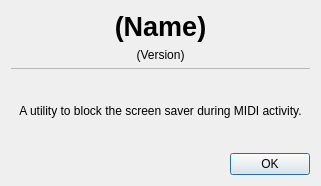
Qt form about_dialog.ui (jpcima/midiwake) before a commit.
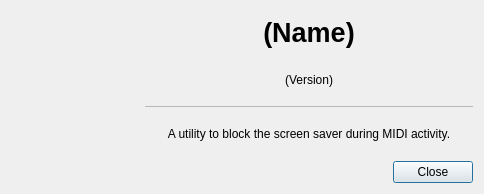
The same form after that commit.

Diff of the .ui file:
```diff
--- a/about_dialog.ui
+++ b/about_dialog.ui
@@ -6,15 +6,50 @@
    <rect>
     <x>0</x>
     <y>0</y>
-    <width>321</width>
-    <height>186</height>
+    <width>484</width>
+    <height>194</height>
    </rect>
   </property>
   <property name="windowTitle">
    <string>About</string>
   </property>
+  <layout class="QHBoxLayout" name="horizontalLayout">
+   <item>
   <layout class="QVBoxLayout" name="verticalLayout">
    <item>
+      <widget class="QLabel" name="lblIcon">
+       <property name="minimumSize">
+        <size>
+         <width>128</width>
+         <height>128</height>
+        </size>
+       </property>
+       <property name="maximumSize">
+        <size>
+         <width>128</width>
+         <height>128</height>
+        </size>
+       </property>
+      </widget>
+     </item>
+     <item>
+      <spacer name="verticalSpacer">
+       <property name="orientation">
+        <enum>Qt::Vertical</enum>
+       </property>
+       <property name="sizeHint" stdset="0">
+        <size>
+         <width>20</width>
+         <height>40</height>
+        </size>
+       </property>
+      </spacer>
+     </item>
+    </layout>
+   </item>
+   <item>
+    <layout class="QVBoxLayout" name="verticalLayout_2">
+     <item>
     <widget class="QLabel" name="txtDisplayName">
      <property name="font">
       <font>
@@ -69,19 +104,6 @@
      </property>
     </widget>
    </item>
-   <item>
-    <spacer name="verticalSpacer_2">
-     <property name="orientation">
-      <enum>Qt::Vertical</enum>
-     </property>
-     <property name="sizeHint" stdset="0">
-      <size>
-       <width>20</width>
-       <height>10</height>
-      </size>
-     </property>
-    </spacer>
-   </item>
    <item>
     <widget class="QLabel" name="txtDescription">
      <property name="text">
@@ -95,28 +117,17 @@
      </property>
     </widget>
    </item>
-   <item>
-    <spacer name="verticalSpacer">
-     <property name="orientation">
-      <enum>Qt::Vertical</enum>
-     </property>
-     <property name="sizeHint" stdset="0">
-      <size>
-       <width>20</width>
-       <height>10</height>
-      </size>
-     </property>
-    </spacer>
-   </item>
    <item>
     <widget class="QDialogButtonBox" name="buttonBox">
      <property name="orientation">
       <enum>Qt::Horizontal</enum>
      </property>
      <property name="standardButtons">
-      <set>QDialogButtonBox::Ok</set>
-     </property>
-    </widget>
+        <set>QDialogButtonBox::Close</set>
+       </property>
+      </widget>
+     </item>
+    </layout>
    </item>
   </layout>
  </widget>
```
Lines whose indentation alone changed are shown as unchanged.
